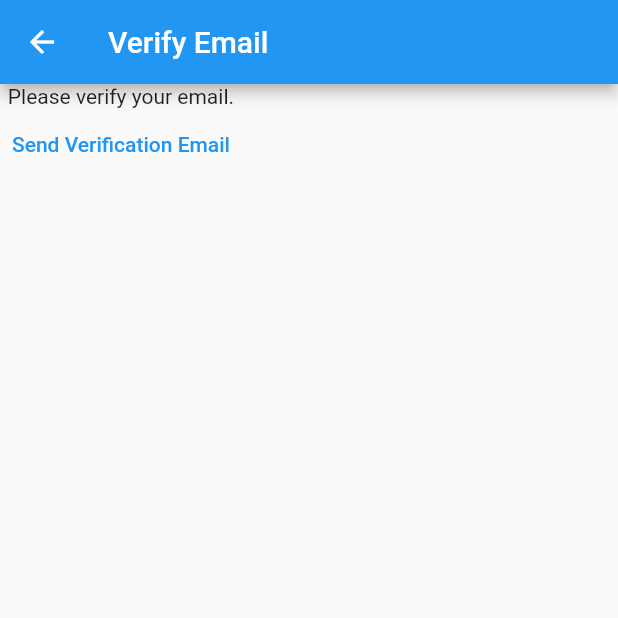
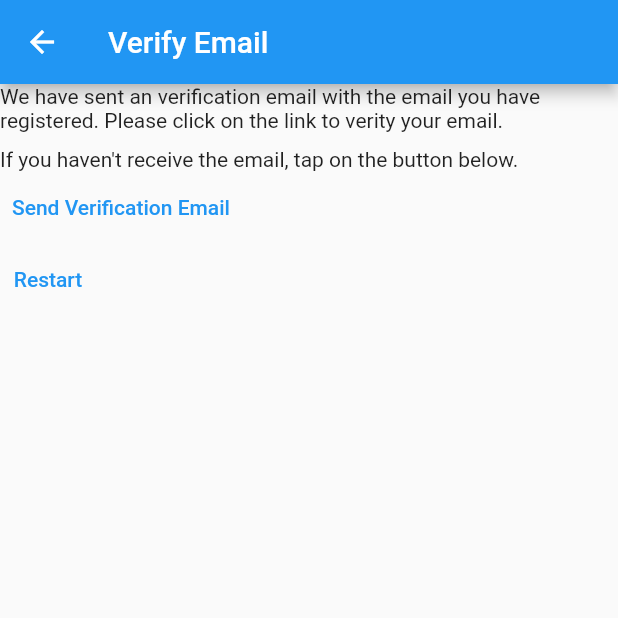
Before and after one commit to mdshadatrahman/firebase_flutter_recap_with_bloc, a Flutter app: the VerifyEmailView screen opened by its route, on a phone screen of 412 x 824 dp, the top half of it. Run offline on Flutter 3.47's test engine with Material 2 defaults, Android fonts, the phone set to English and light mode, and no system bars; our stand-ins replace firebase_auth, firebase_core; accounts and stored records are empty; generated files the repository leaves out were written again; network calls fail.

Commit message:
restart button on verification email page

```diff
--- a/lib/main.dart
+++ b/lib/main.dart
@@ -2,7 +2,6 @@ import 'package:firebase_auth/firebase_auth.dart';
 import 'package:firebase_core/firebase_core.dart';
 import 'package:flutter/material.dart';
 import 'package:mynotes/constants/routes.dart';
-import 'package:mynotes/custom_colored_log.dart';
 import 'package:mynotes/firebase_options.dart';
 import 'package:mynotes/views/login_view.dart';
 import 'package:mynotes/views/register_view.dart';
@@ -47,14 +46,11 @@ class _HomePageState extends State<HomePage> {
             final user = FirebaseAuth.instance.currentUser;
             if (user != null) {
               if (user.emailVerified) {
-                CustomColoredLogs.logSuccess('Email Verified');
                 return const NotesView();
               } else {
-                CustomColoredLogs.logSuccess('Email is not verified');
                 return const VerifyEmailView();
               }
             } else {
-              CustomColoredLogs.logSuccess('User is null');
               return const LoginView();
             }
           default:
--- a/lib/views/register_view.dart
+++ b/lib/views/register_view.dart
@@ -62,6 +62,8 @@ class _RegisterViewState extends State<RegisterView> {
                   password: password,
                 )
                     .then((value) {
+                  final user = FirebaseAuth.instance.currentUser;
+                  user?.sendEmailVerification();
                   Navigator.of(context).pushNamed(verifyEmailRoute);
                 });
               } on FirebaseAuthException catch (e) {
--- a/lib/views/verify_email_view.dart
+++ b/lib/views/verify_email_view.dart
@@ -1,5 +1,6 @@
 import 'package:firebase_auth/firebase_auth.dart';
 import 'package:flutter/material.dart';
+import 'package:mynotes/constants/routes.dart';
 
 class VerifyEmailView extends StatelessWidget {
   const VerifyEmailView({super.key});
@@ -11,8 +12,11 @@ class VerifyEmailView extends StatelessWidget {
         title: const Text('Verify Email'),
       ),
       body: Column(
+        crossAxisAlignment: CrossAxisAlignment.start,
         children: [
-          const Text('Please verify your email.'),
+          const Text('We have sent an verification email with the email you have registered. Please click on the link to verity your email.'),
+          const SizedBox(height: 10),
+          const Text('If you haven\'t receive the email, tap on the button below.'),
           TextButton(
             onPressed: () {
               final user = FirebaseAuth.instance.currentUser;
@@ -20,6 +24,14 @@ class VerifyEmailView extends StatelessWidget {
             },
             child: const Text('Send Verification Email'),
           ),
+          TextButton(
+            onPressed: () async {
+              await FirebaseAuth.instance.signOut().then((value) {
+                Navigator.of(context).pushNamedAndRemoveUntil(registerRoute, (route) => false);
+              });
+            },
+            child: const Text('Restart'),
+          ),
         ],
       ),
     );
```
